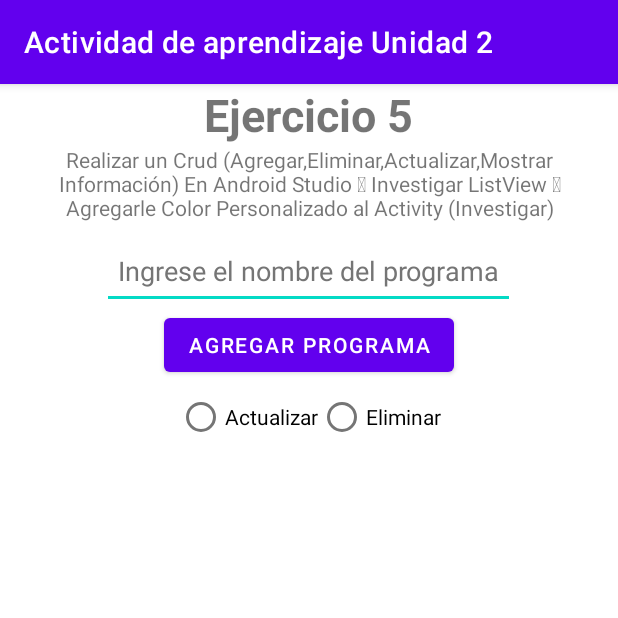
After one commit to RobertoAnguloDeveloper/AppU2, an Android app: the Ej5Activity screen opened directly, with no data from a screen before it, on a phone screen of 412 x 824 dp, the top half of it. The commit adds this screen. Run offline under Robolectric (Android 15) with nearby library versions, the phone set to English and light mode, and no system bars.

Commit message:
Ej4 Done

```diff
--- /dev/null
+++ b/app/src/main/java/com/udc/aau2/Ej5Activity.java
@@ -0,0 +1,51 @@
+package com.udc.aau2;
+
+import androidx.appcompat.app.AppCompatActivity;
+
+import android.content.Context;
+import android.os.Bundle;
+import android.view.View;
+import android.widget.ArrayAdapter;
+import android.widget.Button;
+import android.widget.EditText;
+import android.widget.ListView;
+import android.widget.RadioButton;
+
+import java.util.ArrayList;
+import java.util.List;
+
+public class Ej5Activity extends AppCompatActivity {
+    private EditText programa;
+    private Button btnAgregarPrograma;
+    private RadioButton rbActualizar, rbEliminar;
+    private ListView listaProgramas;
+    private List<String> programas;
+    private ArrayAdapter<String> adapter;
+
+    @Override
+    protected void onCreate(Bundle savedInstanceState) {
+        super.onCreate(savedInstanceState);
+        setContentView(R.layout.activity_ej5);
+
+        programa = findViewById(R.id.programa);
+        btnAgregarPrograma = findViewById(R.id.btnAgregarPrograma);
+        rbActualizar = findViewById(R.id.rbActualizar);
+        rbEliminar = findViewById(R.id.rbEliminar);
+        listaProgramas = findViewById(R.id.listaProgramas);
+        programas = new ArrayList<>();
+        adapter = new ArrayAdapter<>(this, android.R.layout.simple_list_item_1, programas);
+        listaProgramas.setAdapter(adapter);
+
+        btnAgregarPrograma.setOnClickListener(new View.OnClickListener() {
+            @Override
+            public void onClick(View view) {
+                Context context = view.getContext();
+
+                String nuevoPrograma = String.valueOf(programa.getText());
+
+                programas.add(nuevoPrograma);
+                adapter.notifyDataSetChanged();
+            }
+        });
+    }
+}
--- a/app/src/main/java/com/udc/aau2/ui/fragments/Ej2Fragment.java
+++ b/app/src/main/java/com/udc/aau2/ui/fragments/Ej2Fragment.java
@@ -22,9 +22,9 @@ import com.udc.aau2.ejercicios.Ej2;
  * create an instance of this fragment.
  */
 public class Ej2Fragment extends Fragment {
-    ImageView imageView1, imageView2;
-    Button btnTirarDados;
-    Ej2 ej2;
+    private ImageView imageView1, imageView2;
+    private Button btnTirarDados;
+    private Ej2 ej2;
     // TODO: Rename parameter arguments, choose names that match
     // the fragment initialization parameters, e.g. ARG_ITEM_NUMBER
     private static final String ARG_PARAM1 = "param1";
--- /dev/null
+++ b/app/src/main/res/layout/activity_ej5.xml
@@ -0,0 +1,74 @@
+<?xml version="1.0" encoding="utf-8"?>
+<LinearLayout xmlns:android="http://schemas.android.com/apk/res/android"
+    xmlns:app="http://schemas.android.com/apk/res-auto"
+    xmlns:tools="http://schemas.android.com/tools"
+    android:layout_width="wrap_content"
+    android:layout_height="wrap_content"
+    android:orientation="vertical"
+    tools:context=".Ej5Activity">
+
+
+    <TextView
+        android:id="@+id/titleEj5"
+        android:layout_width="wrap_content"
+        android:layout_height="wrap_content"
+        android:textSize="30sp"
+        android:textStyle="bold"
+        android:layout_gravity="center"
+        android:text="@string/ej5Title" />
+
+    <TextView
+        android:id="@+id/ej5Description"
+        android:layout_width="match_parent"
+        android:layout_height="wrap_content"
+        android:layout_marginLeft="25dp"
+        android:layout_marginRight="25dp"
+        android:gravity="center_horizontal"
+        android:text="@string/ej5Description" />
+
+    <EditText
+        android:id="@+id/programa"
+        android:layout_width="275dp"
+        android:layout_height="wrap_content"
+        android:layout_gravity="center_horizontal"
+        android:layout_marginTop="10dp"
+        android:autofillHints=""
+        android:ems="10"
+        android:gravity="center_horizontal"
+        android:hint="@string/fragEj5_input_placeholder"
+        android:inputType="text"
+        android:minHeight="48dp"
+        android:textColorHint="#757575" />
+
+    <Button
+        android:id="@+id/btnAgregarPrograma"
+        android:layout_width="wrap_content"
+        android:layout_height="wrap_content"
+        android:layout_gravity="center_horizontal"
+        android:text="@string/btnAgregarPrograma" />
+
+    <RadioGroup
+        android:id="@+id/actiones"
+        android:layout_width="wrap_content"
+        android:layout_height="wrap_content"
+        android:orientation="horizontal"
+        android:layout_gravity="center_horizontal">
+
+        <RadioButton
+            android:id="@+id/rbActualizar"
+            android:layout_width="wrap_content"
+            android:layout_height="wrap_content"
+            android:text="@string/rbActualizar" />
+
+        <RadioButton
+            android:id="@+id/rbEliminar"
+            android:layout_width="wrap_content"
+            android:layout_height="wrap_content"
+            android:text="@string/rbEliminar" />
+    </RadioGroup>
+
+    <ListView
+        android:id="@+id/listaProgramas"
+        android:layout_width="wrap_content"
+        android:layout_height="wrap_content" />
+</LinearLayout>
--- a/app/src/main/res/layout/activity_main.xml
+++ b/app/src/main/res/layout/activity_main.xml
@@ -107,7 +107,8 @@
                     android:layout_width="wrap_content"
                     android:layout_height="wrap_content"
                     android:text="@string/btnEj5"
-                    android:layout_margin="10dp" />
+                    android:layout_margin="10dp"
+                    android:onClick="onClick"/>
             </TableRow>
         </TableLayout>
     </LinearLayout>
--- a/app/src/main/res/values/strings.xml
+++ b/app/src/main/res/values/strings.xml
@@ -38,4 +38,12 @@ opciones para imprimir: Normal o Al Reves</string>
     <string name="tableCompraTotal">Total compras</string>
     <string name="tableComprasIva">IVA</string>
     <string name="tableComprasDescuento">Descuento</string>
+    <string name="ej5Title">Ejercicio 5</string>
+    <string name="ej5Description">Realizar un Crud (Agregar,Eliminar,Actualizar,Mostrar Información) En Android Studio
+ Investigar ListView
+ Agregarle Color Personalizado al Activity (Investigar)</string>
+    <string name="fragEj5_input_placeholder">Ingrese el nombre del programa</string>
+    <string name="btnAgregarPrograma">Agregar Programa</string>
+    <string name="rbActualizar">Actualizar</string>
+    <string name="rbEliminar">Eliminar</string>
 </resources>
```
Also changed, not shown: app/src/main/AndroidManifest.xml (+7 -0 lines), app/src/main/java/com/udc/aau2/Ej4Activity.java (+12 -6 lines), app/src/main/java/com/udc/aau2/MainActivity.java (+7 -4 lines), app/src/main/java/com/udc/aau2/ejercicios/Validador.java (added, +17 -0 lines), app/src/main/java/com/udc/aau2/ui/fragments/Ej1Fragment.java (+7 -5 lines), app/src/main/java/com/udc/aau2/ui/fragments/Ej3Fragment.java (+5 -4 lines).
